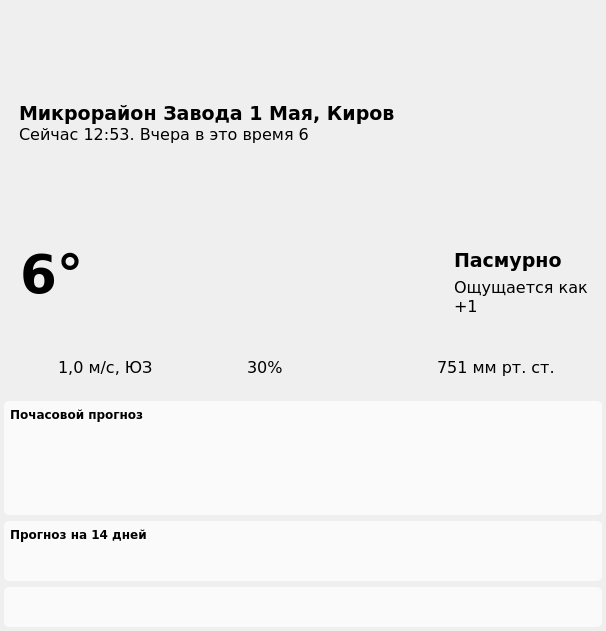
First picture: the form in path/interface.ui, repository bigidulka/Weather, before the edit.
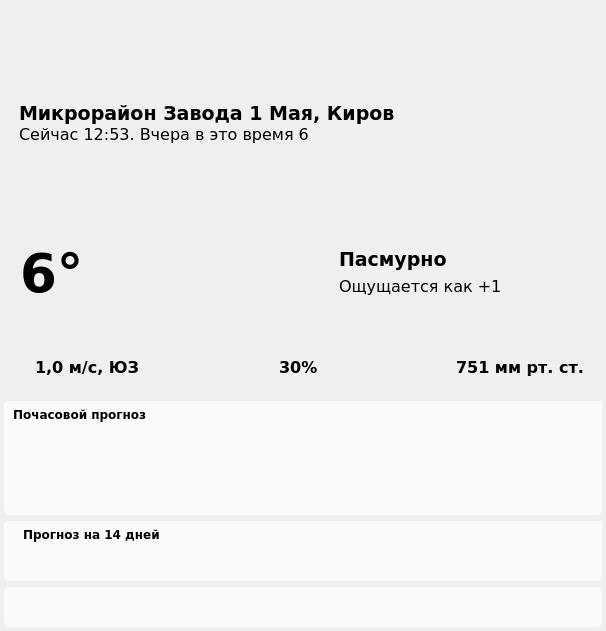
Second picture: the form after the edit. Icons and pictures are not drawn.

Patch:
```diff
--- a/path/interface.ui
+++ b/path/interface.ui
@@ -21,7 +21,6 @@
   <property name="styleSheet">
    <string notr="true">QPushButton {
 background-color: transparent;
-border: 2px solid transparent;
 border-radius: 5px;
 }
 
@@ -34,6 +33,11 @@
 font-weight: bold;
 }
 
+#searhPanel:hover {
+border: 1px solid rgba(200, 200, 200, 0.1);
+}
+
+/*изменяемо*/
 QPushButton:hover {
 background-color: rgba(255, 255, 255, 0.5);
 border: 2px solid transparent;
@@ -44,14 +48,20 @@
 border: 2px solid transparent
 }
 
-#hourly_forecast,  #daily_forecast {
+#hourly_forecast,  #daily_forecast, #searhPanel {
 border-radius: 5px;
 background-color:  rgba(255, 255, 255, 0.7);
 padding: 5px;
 }
 
-#hourly_forecast:hover,  #daily_forecast:hover {
-border: 2px solid rgba(232, 232, 232, 0.7);
+QScrollBar::handle {
+background-color: rgba(255, 255, 255, 0.5);
+border-radius: 3px;
+border: none;
+}
+
+QScrollBar::handle:hover, QScrollBar::handle:pressed {
+background-color: rgba(255, 255, 255, 0.7);
 }
 
 
@@ -59,7 +69,6 @@
 QScrollArea {
 background-color: transparent;
 border: none;
-border-radius: 5px;
 }
 
 #daily_scrollAreaCont, #hourly_scrollAreaCont {
@@ -81,16 +90,6 @@
 background-color: transparent;
 }
 
-QScrollBar::handle {
-background-color: rgba(255, 255, 255, 0.7);
-border-radius: 3px;
-border: none;
-}
-
-QScrollBar::handle:hover, QScrollBar::handle:pressed {
-background-color: rgba(255, 255, 255, 0.9);
-}
-
 QScrollBar::add-page, QScrollBar::sub-page {
 background-color: transparent;
 }
@@ -113,21 +112,7 @@
 min-width: 20px;
 }
 
-
-
 /*поиск*/
-#searhPanel {
-background-color: rgba(255, 255, 255, 0.7);
-border-radius: 5px;
-padding: 5px;
-}
-
-#searhPanel:hover {
-border: 2px solid rgba(232, 232, 232, 0.7);
-}
-
-
-
 #searchEdit {
 background-color: rgba(255, 255, 255, 0);
 border: none;
@@ -520,7 +505,7 @@
                    <item>
                     <widget class="QLabel" name="ico">
                      <property name="sizePolicy">
-                      <sizepolicy hsizetype="Preferred" vsizetype="Preferred">
+                      <sizepolicy hsizetype="Maximum" vsizetype="Preferred">
                        <horstretch>0</horstretch>
                        <verstretch>0</verstretch>
                       </sizepolicy>
@@ -548,7 +533,7 @@
                    <item>
                     <widget class="QLabel" name="temp">
                      <property name="sizePolicy">
-                      <sizepolicy hsizetype="Expanding" vsizetype="Preferred">
+                      <sizepolicy hsizetype="Preferred" vsizetype="Preferred">
                        <horstretch>0</horstretch>
                        <verstretch>0</verstretch>
                       </sizepolicy>
@@ -585,10 +570,23 @@
                      </property>
                     </widget>
                    </item>
+                   <item>
+                    <spacer name="horizontalSpacer_3">
+                     <property name="orientation">
+                      <enum>Qt::Horizontal</enum>
+                     </property>
+                     <property name="sizeHint" stdset="0">
+                      <size>
+                       <width>40</width>
+                       <height>20</height>
+                      </size>
+                     </property>
+                    </spacer>
+                   </item>
                    <item>
                     <widget class="QFrame" name="frame_5">
                      <property name="sizePolicy">
-                      <sizepolicy hsizetype="Minimum" vsizetype="Preferred">
+                      <sizepolicy hsizetype="Expanding" vsizetype="Preferred">
                        <horstretch>0</horstretch>
                        <verstretch>0</verstretch>
                       </sizepolicy>
@@ -695,7 +693,7 @@
                    <item>
                     <widget class="QLabel" name="windIco">
                      <property name="sizePolicy">
-                      <sizepolicy hsizetype="Maximum" vsizetype="Maximum">
+                      <sizepolicy hsizetype="Preferred" vsizetype="Preferred">
                        <horstretch>0</horstretch>
                        <verstretch>0</verstretch>
                       </sizepolicy>
@@ -735,6 +733,8 @@
                       <font>
                        <family>Verdana</family>
                        <pointsize>12</pointsize>
+                       <weight>75</weight>
+                       <bold>true</bold>
                       </font>
                      </property>
                      <property name="text">
@@ -742,10 +742,23 @@
                      </property>
                     </widget>
                    </item>
+                   <item>
+                    <spacer name="horizontalSpacer">
+                     <property name="orientation">
+                      <enum>Qt::Horizontal</enum>
+                     </property>
+                     <property name="sizeHint" stdset="0">
+                      <size>
+                       <width>40</width>
+                       <height>20</height>
+                      </size>
+                     </property>
+                    </spacer>
+                   </item>
                    <item>
                     <widget class="QLabel" name="humIco">
                      <property name="sizePolicy">
-                      <sizepolicy hsizetype="Maximum" vsizetype="Maximum">
+                      <sizepolicy hsizetype="Preferred" vsizetype="Preferred">
                        <horstretch>0</horstretch>
                        <verstretch>0</verstretch>
                       </sizepolicy>
@@ -779,6 +792,8 @@
                       <font>
                        <family>Verdana</family>
                        <pointsize>12</pointsize>
+                       <weight>75</weight>
+                       <bold>true</bold>
                       </font>
                      </property>
                      <property name="text">
@@ -786,10 +801,23 @@
                      </property>
                     </widget>
                    </item>
+                   <item>
+                    <spacer name="horizontalSpacer_2">
+                     <property name="orientation">
+                      <enum>Qt::Horizontal</enum>
+                     </property>
+                     <property name="sizeHint" stdset="0">
+                      <size>
+                       <width>40</width>
+                       <height>20</height>
+                      </size>
+                     </property>
+                    </spacer>
+                   </item>
                    <item>
                     <widget class="QLabel" name="pressIco">
                      <property name="sizePolicy">
-                      <sizepolicy hsizetype="Maximum" vsizetype="Maximum">
+                      <sizepolicy hsizetype="Preferred" vsizetype="Preferred">
                        <horstretch>0</horstretch>
                        <verstretch>0</verstretch>
                       </sizepolicy>
@@ -823,6 +851,8 @@
                       <font>
                        <family>Verdana</family>
                        <pointsize>12</pointsize>
+                       <weight>75</weight>
+                       <bold>true</bold>
                       </font>
                      </property>
                      <property name="text">
@@ -858,7 +888,7 @@
               <number>0</number>
              </property>
              <property name="leftMargin">
-              <number>6</number>
+              <number>9</number>
              </property>
              <property name="topMargin">
               <number>6</number>
@@ -934,7 +964,7 @@
                  <rect>
                   <x>0</x>
                   <y>0</y>
-                  <width>586</width>
+                  <width>583</width>
                   <height>90</height>
                  </rect>
                 </property>
@@ -966,7 +996,7 @@
               <number>0</number>
              </property>
              <property name="leftMargin">
-              <number>6</number>
+              <number>9</number>
              </property>
              <property name="topMargin">
               <number>6</number>
@@ -977,10 +1007,34 @@
              <property name="bottomMargin">
               <number>3</number>
              </property>
+             <item>
+              <layout class="QHBoxLayout" name="horizontalLayout_5">
+               <property name="spacing">
+                <number>3</number>
+               </property>
+               <item>
+                <widget class="QLabel" name="label">
+                 <property name="maximumSize">
+                  <size>
+                   <width>20</width>
+                   <height>20</height>
+                  </size>
+                 </property>
+                 <property name="text">
+                  <string/>
+                 </property>
+                 <property name="pixmap">
+                  <pixmap resource="res.qrc">:/icons/icons/calendar_month_FILL0_wght400_GRAD0_opsz48.svg</pixmap>
+                 </property>
+                 <property name="scaledContents">
+                  <bool>true</bool>
+                 </property>
+                </widget>
+               </item>
              <item>
               <widget class="QLabel" name="prognoz14">
                <property name="sizePolicy">
-                <sizepolicy hsizetype="Preferred" vsizetype="Maximum">
+                  <sizepolicy hsizetype="Expanding" vsizetype="Maximum">
                  <horstretch>0</horstretch>
                  <verstretch>0</verstretch>
                 </sizepolicy>
@@ -1005,6 +1059,8 @@
                </property>
               </widget>
              </item>
+              </layout>
+             </item>
              <item>
               <widget class="QScrollArea" name="daily_scrollArea">
                <property name="sizePolicy">
@@ -1036,8 +1092,8 @@
                  <rect>
                   <x>0</x>
                   <y>0</y>
-                  <width>586</width>
-                  <height>42</height>
+                  <width>583</width>
+                  <height>50</height>
                  </rect>
                 </property>
                 <property name="sizePolicy">
@@ -1102,6 +1158,12 @@
           </property>
           <item>
            <widget class="QLineEdit" name="searchEdit">
+            <property name="sizePolicy">
+             <sizepolicy hsizetype="Expanding" vsizetype="Expanding">
+              <horstretch>0</horstretch>
+              <verstretch>0</verstretch>
+             </sizepolicy>
+            </property>
             <property name="minimumSize">
              <size>
               <width>0</width>
@@ -1128,7 +1190,7 @@
           <item>
            <widget class="QPushButton" name="clear">
             <property name="sizePolicy">
-             <sizepolicy hsizetype="Minimum" vsizetype="Ignored">
+             <sizepolicy hsizetype="Preferred" vsizetype="Expanding">
               <horstretch>0</horstretch>
               <verstretch>0</verstretch>
              </sizepolicy>
@@ -1151,7 +1213,7 @@
           <item>
            <widget class="QPushButton" name="search">
             <property name="sizePolicy">
-             <sizepolicy hsizetype="Minimum" vsizetype="Expanding">
+             <sizepolicy hsizetype="Preferred" vsizetype="Expanding">
               <horstretch>0</horstretch>
               <verstretch>0</verstretch>
              </sizepolicy>
```
Left out of the diff: 2 changed lines with no effect on the pictures. Lines whose indentation alone changed are shown as unchanged.
